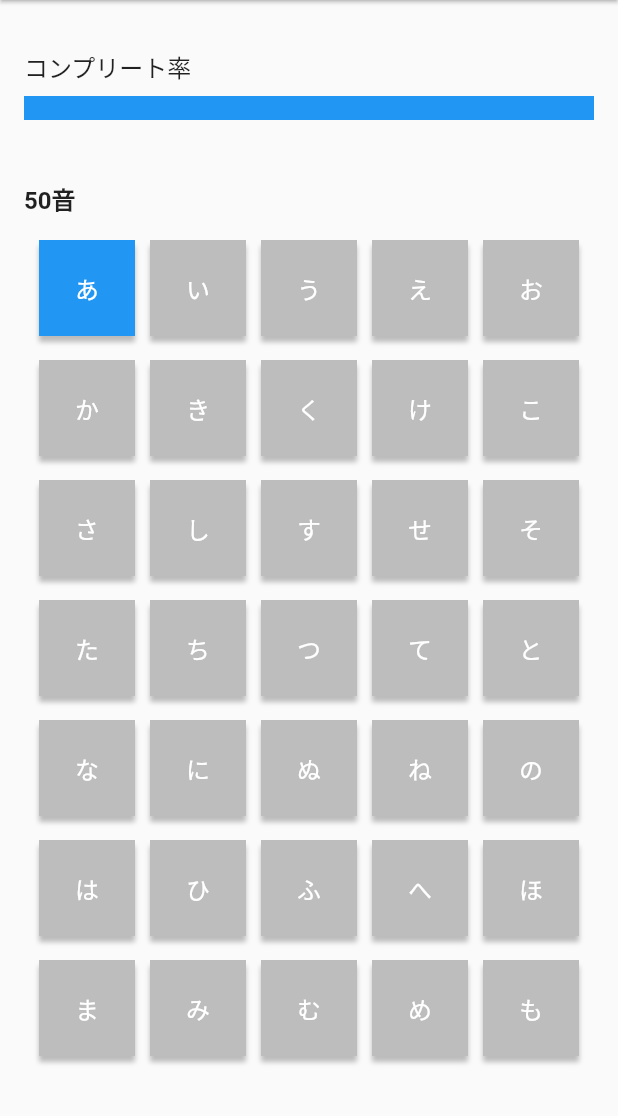
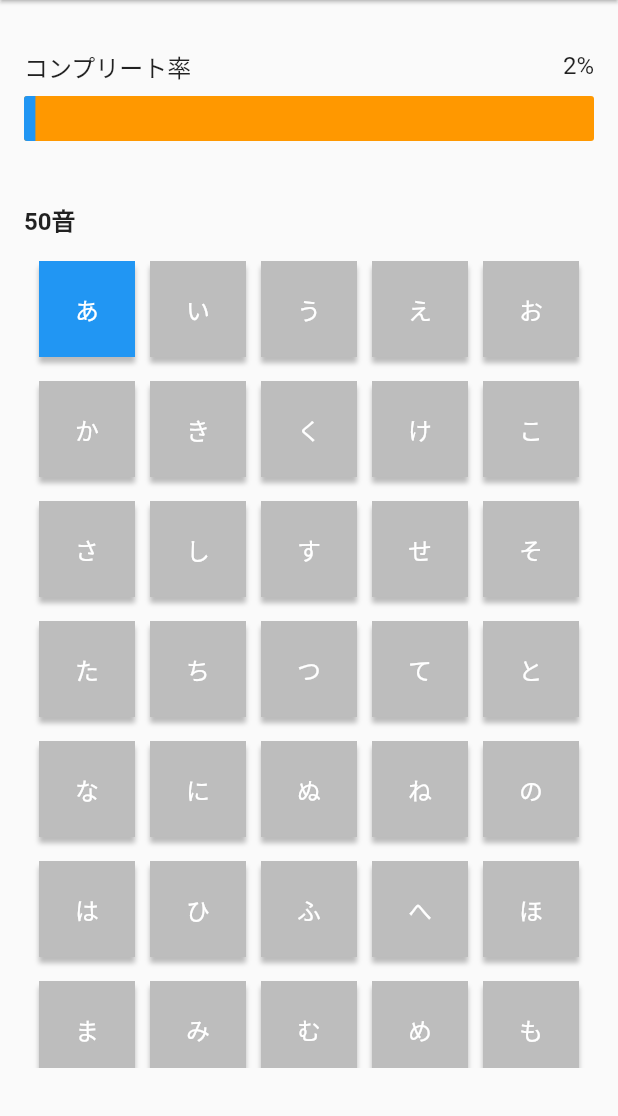
Before and after one commit to batacon/uchugo_collection, a Flutter app: the screen it shows after launch, after a tap on an icon or button, on a phone screen of 412 x 824 dp, the part 120-1236 px from its top. Run offline on Flutter 3.47's test engine with Material 2 defaults, Android fonts, the light colour scheme and no system bars; our stand-ins replace flutter_riverpod, flutter_svg, freezed_annotation.

Commit message:
RiverpodとFreezed導入 & 達成率表示

```diff
--- a/lib/components/char_panel.dart
+++ b/lib/components/char_panel.dart
@@ -1,33 +1,31 @@
 import 'package:flutter/material.dart';
+import 'package:flutter_riverpod/flutter_riverpod.dart';
+import 'package:uchugo_collection/providers/kana_char_collection_provider.dart';
 
-class CharPanel extends StatefulWidget {
+class CharPanel extends ConsumerStatefulWidget {
   final String char;
 
   const CharPanel(this.char, {super.key});
 
   @override
-  State<CharPanel> createState() => _CharPanelState();
+  ConsumerState<CharPanel> createState() => _CharPanelState();
 }
 
-class _CharPanelState extends State<CharPanel> {
-  bool _isChecked = false;
+class _CharPanelState extends ConsumerState<CharPanel> {
+  final _provider = checkedKanaCharsProvider;
 
   @override
   Widget build(BuildContext context) {
-    if (widget.char == '') return const SizedBox(width: 64);
-
+    final isChecked = ref.watch(_provider.notifier).isChecked(widget.char);
     return InkWell(
       onTap: () {
-        setState(() {
-          _isChecked = !_isChecked;
-          // TODO: 文字とDateをセットでstateに保存する
-        });
+        setState(() => ref.read(_provider.notifier).toggleChecked(widget.char));
       },
       child: Container(
         width: 64,
         height: 64,
         decoration: BoxDecoration(
-          color: _isChecked ? Colors.blue : Colors.grey[400],
+          color: isChecked ? Colors.blue : Colors.grey[400],
           boxShadow: const [
             BoxShadow(
               color: Color.fromRGBO(0, 0, 0, 0.25),
--- /dev/null
+++ b/lib/components/completion_rate_section.dart
@@ -0,0 +1,44 @@
+import 'package:flutter/material.dart';
+import 'package:flutter_riverpod/flutter_riverpod.dart';
+import 'package:uchugo_collection/providers/kana_char_collection_provider.dart';
+
+class CompletionRateSection extends ConsumerWidget {
+  static const _allKanaCharsCount = 46;
+  const CompletionRateSection({super.key});
+
+  @override
+  Widget build(final BuildContext context, final WidgetRef ref) {
+    final checkedKanaChars = ref.watch(checkedKanaCharsProvider);
+    return Column(
+      children: [
+        Row(
+          mainAxisAlignment: MainAxisAlignment.spaceBetween,
+          children: [
+            const Text('コンプリート率'),
+            Text('${(completionRate(checkedKanaChars.length) * 100).floor()}%'),
+          ],
+        ),
+        const SizedBox(height: 8),
+        TweenAnimationBuilder(
+          tween: Tween<double>(begin: 0, end: completionRate(checkedKanaChars.length)),
+          duration: const Duration(milliseconds: 250),
+          builder: (context, double value, _) {
+            return ClipRRect(
+              borderRadius: const BorderRadius.all(Radius.circular(2)),
+              child: LinearProgressIndicator(
+                backgroundColor: Colors.orange,
+                valueColor: const AlwaysStoppedAnimation<Color>(Colors.blue),
+                minHeight: 30,
+                value: value,
+              ),
+            );
+          },
+        ),
+      ],
+    );
+  }
+
+  double completionRate(final int checkedKanaCharsLength) {
+    return (checkedKanaCharsLength / _allKanaCharsCount * 100).floorToDouble() / 100;
+  }
+}
--- a/lib/main.dart
+++ b/lib/main.dart
@@ -1,8 +1,13 @@
 import 'package:flutter/material.dart';
+import 'package:flutter_riverpod/flutter_riverpod.dart';
 import 'package:uchugo_collection/pages/home_page.dart';
 
 void main() {
-  runApp(const MainApp());
+  runApp(
+    const ProviderScope(
+      child: MainApp(),
+    ),
+  );
 }
 
 class MainApp extends StatelessWidget {
--- /dev/null
+++ b/lib/models/kana_char.dart
@@ -0,0 +1,11 @@
+import 'package:freezed_annotation/freezed_annotation.dart';
+
+part 'kana_char.freezed.dart';
+
+@freezed
+class KanaChar with _$KanaChar {
+  const factory KanaChar({
+    required String char,
+    required DateTime checkedDate,
+  }) = _KanaChar;
+}
--- a/lib/pages/home_page.dart
+++ b/lib/pages/home_page.dart
@@ -1,6 +1,7 @@
 import 'package:flutter/material.dart';
 import 'package:flutter_svg/flutter_svg.dart';
 import 'package:uchugo_collection/components/char_panel.dart';
+import 'package:uchugo_collection/components/completion_rate_section.dart';
 
 class HomePage extends StatelessWidget {
   const HomePage({Key? key}) : super(key: key);
@@ -11,9 +12,7 @@ class HomePage extends StatelessWidget {
       appBar: PreferredSize(
         preferredSize: const Size.fromHeight(80),
         child: AppBar(
-          title: SvgPicture.asset(
-            'assets/images/logo.svg',
-          ),
+          title: SvgPicture.asset('assets/images/logo.svg'),
           titleTextStyle: const TextStyle(
             color: Colors.black,
             fontSize: 20,
@@ -27,18 +26,7 @@ class HomePage extends StatelessWidget {
         padding: const EdgeInsets.symmetric(vertical: 32, horizontal: 16),
         child: ListView(
           children: [
-            const Text('コンプリート率'),
-            const SizedBox(height: 8),
-            // stateを使ってコンプリート率を表示する
-            const SizedBox(
-              height: 16,
-              width: double.infinity,
-              child: DecoratedBox(
-                decoration: BoxDecoration(
-                  color: Colors.blue,
-                ),
-              ),
-            ),
+            const CompletionRateSection(),
             const SizedBox(height: 40),
             const Text('50音', style: TextStyle(fontWeight: FontWeight.bold)),
             const SizedBox(height: 16),
@@ -74,7 +62,11 @@ class HomePage extends StatelessWidget {
   Widget _buildCharRow(List<String> chars) {
     return Row(
       mainAxisAlignment: MainAxisAlignment.spaceEvenly,
-      children: chars.map((char) => CharPanel(char)).toList(),
+      children: chars.map((char) {
+        if (char == '') return const SizedBox(width: 64);
+
+        return CharPanel(char);
+      }).toList(),
     );
   }
 }
--- /dev/null
+++ b/lib/providers/kana_char_collection_provider.dart
@@ -0,0 +1,33 @@
+import 'package:flutter_riverpod/flutter_riverpod.dart';
+import 'package:uchugo_collection/models/kana_char.dart';
+
+final checkedKanaCharsProvider = StateNotifierProvider.autoDispose<CheckedKanaCharsProvider, List<KanaChar>>((ref) {
+  return CheckedKanaCharsProvider();
+});
+
+class CheckedKanaCharsProvider extends StateNotifier<List<KanaChar>> {
+  static const allCharsCount = 46;
+
+  CheckedKanaCharsProvider() : super([]);
+
+  int get completionRateInPercent => (state.length / allCharsCount * 100).floor();
+
+  double get completionRate => (state.length / allCharsCount * 100).floorToDouble() / 100;
+
+  bool isChecked(String char) => state.any((kanaChar) => kanaChar.char == char);
+
+  void toggleChecked(String char) {
+    isChecked(char) ? _uncheckChar(char) : _checkChar(char);
+  }
+
+  void _checkChar(String char) {
+    state = [
+      ...state,
+      KanaChar(char: char, checkedDate: DateTime.now()),
+    ];
+  }
+
+  void _uncheckChar(String char) {
+    state = state.where((kanaChar) => kanaChar.char != char).toList();
+  }
+}
--- a/pubspec.yaml
+++ b/pubspec.yaml
@@ -13,13 +13,17 @@ dependencies:
     sdk: flutter
 
   cupertino_icons: ^1.0.2
+  flutter_riverpod: ^2.2.0
   flutter_svg: ^1.1.6
+  freezed_annotation: ^2.2.0
 
 dev_dependencies:
   flutter_test:
     sdk: flutter
 
   flutter_lints: ^2.0.0
+  build_runner: ^2.3.3
+  freezed: ^2.3.2
 
 flutter:
   uses-material-design: true
```
Also changed, not shown: lib/models/kana_char.freezed.dart (added), pubspec.lock.
